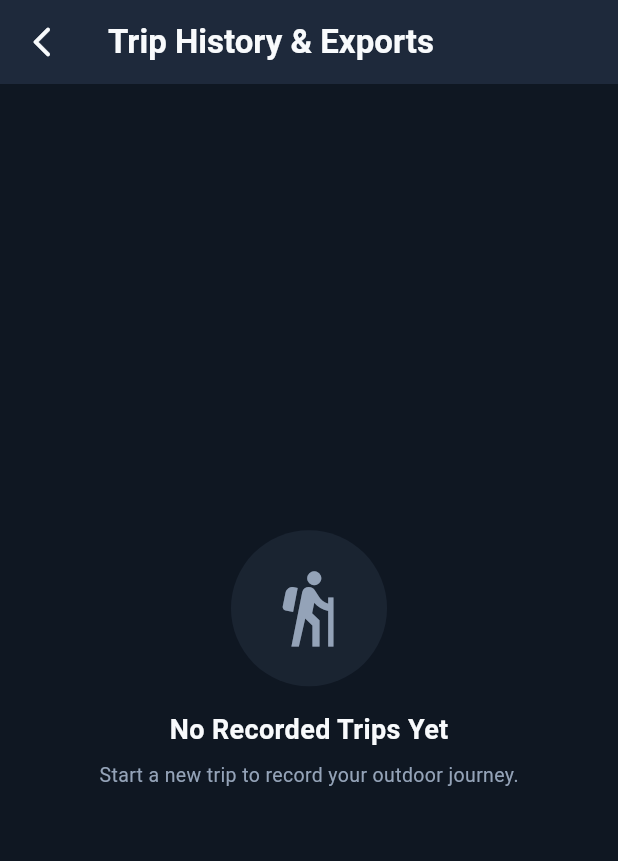
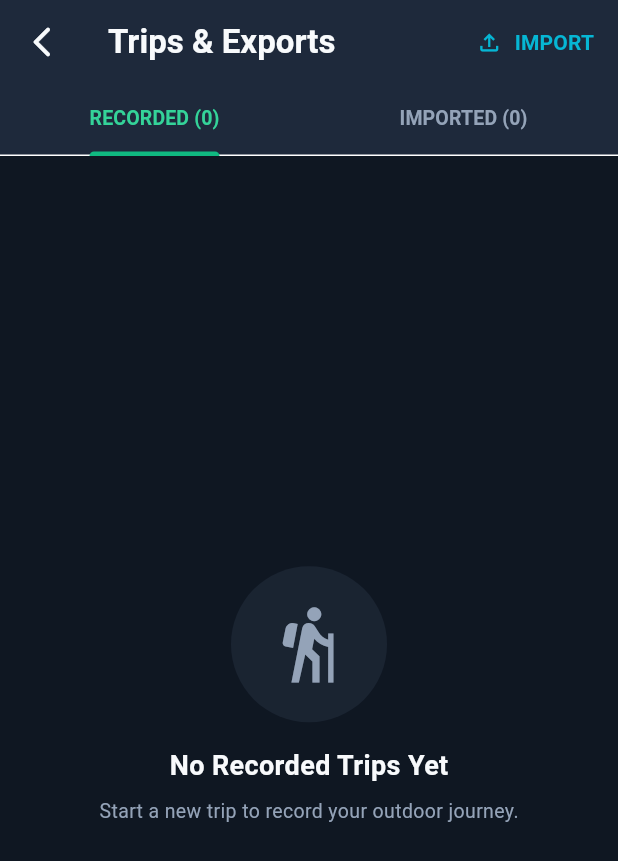
Before and after one commit to wadigzon/zen-gps-tracker, a Flutter app: the screen it shows after launch, after a tap on the "history" icon, on a phone screen of 412 x 824 dp. Shown: the top 861 px of the screen. Run offline on Flutter 3.47's test engine with Material 3 defaults, Android fonts, the light colour scheme and no system bars; our stand-ins replace file_picker, flutter_map, geolocator, latlong2, share_plus, shared_preferences.

Commit message:
Add Imported Trips bucket and KML/GPX file import parser

```diff
--- a/lib/data/services/storage_service.dart
+++ b/lib/data/services/storage_service.dart
@@ -6,15 +6,16 @@ import 'package:share_plus/share_plus.dart';
 import 'package:shared_preferences/shared_preferences.dart';
 import '../../domain/models/trip.dart';
 
-/// Storage service managing trip persistence and KML/GPX file exports/sharing.
+/// Storage service managing recorded & imported trips persistence and KML/GPX exports.
 class StorageService {
   static const String _tripsStorageKey = 'zen_gps_trips_v1';
+  static const String _importedTripsStorageKey = 'zen_imported_trips_v1';
 
-  /// Save trip to persistent storage
+  // --- RECORDED TRIPS BUCKET ---
+
+  /// Save trip to recorded storage bucket
   Future<void> saveTrip(Trip trip) async {
     final trips = await loadAllTrips();
-
-    // Replace if existing, or add to start
     final index = trips.indexWhere((t) => t.id == trip.id);
     if (index >= 0) {
       trips[index] = trip;
@@ -32,27 +33,67 @@ class StorageService {
     try {
       final prefs = await SharedPreferences.getInstance();
       final rawJson = prefs.getString(_tripsStorageKey);
-      if (rawJson == null || rawJson.isEmpty) {
-        return [];
-      }
+      if (rawJson == null || rawJson.isEmpty) return [];
 
       final List<dynamic> jsonList = jsonDecode(rawJson);
       return jsonList.map((j) => Trip.fromJson(j as Map<String, dynamic>)).toList();
     } catch (e) {
-      debugPrint('Error loading trips from storage: $e');
+      debugPrint('Error loading recorded trips: $e');
       return [];
     }
   }
 
-  /// Delete trip by ID
+  /// Delete recorded trip
   Future<void> deleteTrip(String tripId) async {
     final trips = await loadAllTrips();
     trips.removeWhere((t) => t.id == tripId);
-
     final prefs = await SharedPreferences.getInstance();
     final jsonList = trips.map((t) => t.toJson()).toList();
     await prefs.setString(_tripsStorageKey, jsonEncode(jsonList));
   }
+
+  // --- IMPORTED TRIPS BUCKET ---
+
+  /// Save trip to dedicated [Imported Trips] storage bucket
+  Future<void> saveImportedTrip(Trip trip) async {
+    final trips = await loadAllImportedTrips();
+    final index = trips.indexWhere((t) => t.id == trip.id);
+    if (index >= 0) {
+      trips[index] = trip;
+    } else {
+      trips.insert(0, trip);
+    }
+
+    final prefs = await SharedPreferences.getInstance();
+    final jsonList = trips.map((t) => t.toJson()).toList();
+    await prefs.setString(_importedTripsStorageKey, jsonEncode(jsonList));
+  }
+
+  /// Retrieve all imported trips
+  Future<List<Trip>> loadAllImportedTrips() async {
+    try {
+      final prefs = await SharedPreferences.getInstance();
+      final rawJson = prefs.getString(_importedTripsStorageKey);
+      if (rawJson == null || rawJson.isEmpty) return [];
+
+      final List<dynamic> jsonList = jsonDecode(rawJson);
+      return jsonList.map((j) => Trip.fromJson(j as Map<String, dynamic>)).toList();
+    } catch (e) {
+      debugPrint('Error loading imported trips: $e');
+      return [];
+    }
+  }
+
+  /// Delete imported trip
+  Future<void> deleteImportedTrip(String tripId) async {
+    final trips = await loadAllImportedTrips();
+    trips.removeWhere((t) => t.id == tripId);
+    final prefs = await SharedPreferences.getInstance();
+    final jsonList = trips.map((t) => t.toJson()).toList();
+    await prefs.setString(_importedTripsStorageKey, jsonEncode(jsonList));
+  }
+
+  // --- FILE EXPORT & SHARING ---
 
   /// Save KML content to local file and return the file path
   Future<String> saveKmlFile({required String filename, required String kmlContent}) async {
--- a/lib/ui/features/history/trip_history_screen.dart
+++ b/lib/ui/features/history/trip_history_screen.dart
@@ -8,7 +8,7 @@ import '../../view_models/history_view_model.dart';
 import '../../view_models/settings_view_model.dart';
 import 'trip_detail_screen.dart';
 
-/// Screen listing all past recorded trips with search/deletion and KML/GPX export.
+/// Screen listing recorded & imported trips with TabBar navigation & file import.
 class TripHistoryScreen extends StatelessWidget {
   const TripHistoryScreen({super.key});
 
@@ -18,7 +18,9 @@ class TripHistoryScreen extends StatelessWidget {
     final settingsVM = context.watch<SettingsViewModel>();
     final isMetric = settingsVM.isMetric;
 
-    return Scaffold(
+    return DefaultTabController(
+      length: 2,
+      child: Scaffold(
         backgroundColor: ZenColors.background,
         appBar: AppBar(
           backgroundColor: ZenColors.surface,
@@ -28,31 +30,95 @@ class TripHistoryScreen extends StatelessWidget {
             onPressed: () => Navigator.pop(context),
           ),
           title: const Text(
-          'Trip History & Exports',
+            'Trips & Exports',
             style: TextStyle(
               color: ZenColors.textPrimary,
               fontWeight: FontWeight.bold,
             ),
+          ),
+          actions: [
+            // Import File Button
+            TextButton.icon(
+              onPressed: () async {
+                final imported = await historyVM.importFileFromDevice();
+                if (imported != null && context.mounted) {
+                  ScaffoldMessenger.of(context).showSnackBar(
+                    SnackBar(
+                      content: Text('Imported "${imported.title}"!'),
+                      backgroundColor: ZenColors.emeraldPrimary,
+                    ),
+                  );
+                }
+              },
+              icon: const Icon(Icons.file_upload_outlined, color: ZenColors.cyanAccent, size: 18),
+              label: const Text(
+                'IMPORT',
+                style: TextStyle(color: ZenColors.cyanAccent, fontWeight: FontWeight.bold),
+              ),
+            ),
+          ],
+          bottom: TabBar(
+            indicatorColor: ZenColors.emeraldPrimary,
+            labelColor: ZenColors.emeraldLight,
+            unselectedLabelColor: ZenColors.textSecondary,
+            labelStyle: const TextStyle(fontWeight: FontWeight.bold, fontSize: 13),
+            tabs: [
+              Tab(text: 'RECORDED (${historyVM.recordedTrips.length})'),
+              Tab(text: 'IMPORTED (${historyVM.importedTrips.length})'),
+            ],
           ),
         ),
         body: historyVM.isLoading
             ? const Center(
                 child: CircularProgressIndicator(color: ZenColors.emeraldPrimary),
               )
-          : historyVM.trips.isEmpty
-              ? _buildEmptyState()
-              : ListView.builder(
-                  padding: const EdgeInsets.all(16),
-                  itemCount: historyVM.trips.length,
-                  itemBuilder: (context, index) {
-                    final trip = historyVM.trips[index];
-                    return _buildTripCard(context, historyVM, trip, isMetric);
-                  },
+            : TabBarView(
+                children: [
+                  // Tab 1: Recorded Trips
+                  _buildTripList(
+                    context: context,
+                    historyVM: historyVM,
+                    trips: historyVM.recordedTrips,
+                    isMetric: isMetric,
+                    isImportedBucket: false,
+                  ),
+
+                  // Tab 2: Imported Trips
+                  _buildTripList(
+                    context: context,
+                    historyVM: historyVM,
+                    trips: historyVM.importedTrips,
+                    isMetric: isMetric,
+                    isImportedBucket: true,
+                  ),
+                ],
+              ),
       ),
     );
   }
 
-  Widget _buildEmptyState() {
+  Widget _buildTripList({
+    required BuildContext context,
+    required HistoryViewModel historyVM,
+    required List<Trip> trips,
+    required bool isMetric,
+    required bool isImportedBucket,
+  }) {
+    if (trips.isEmpty) {
+      return _buildEmptyState(isImportedBucket, historyVM);
+    }
+
+    return ListView.builder(
+      padding: const EdgeInsets.all(16),
+      itemCount: trips.length,
+      itemBuilder: (context, index) {
+        final trip = trips[index];
+        return _buildTripCard(context, historyVM, trip, isMetric, isImportedBucket);
+      },
+    );
+  }
+
+  Widget _buildEmptyState(bool isImportedBucket, HistoryViewModel historyVM) {
     return Center(
       child: Column(
         mainAxisAlignment: MainAxisAlignment.center,
@@ -60,29 +126,44 @@ class TripHistoryScreen extends StatelessWidget {
           Container(
             padding: const EdgeInsets.all(24),
             decoration: BoxDecoration(
-              color: ZenColors.surfaceLight.withOpacity(0.3),
+              color: ZenColors.surfaceLight.withValues(alpha: 0.3),
               shape: BoxShape.circle,
             ),
-            child: const Icon(
-              Icons.hiking_outlined,
+            child: Icon(
+              isImportedBucket ? Icons.file_download_outlined : Icons.hiking_outlined,
               size: 56,
               color: ZenColors.textSecondary,
             ),
           ),
           const SizedBox(height: 16),
-          const Text(
-            'No Recorded Trips Yet',
-            style: TextStyle(
+          Text(
+            isImportedBucket ? 'No Imported Trips Yet' : 'No Recorded Trips Yet',
+            style: const TextStyle(
               fontSize: 18,
               fontWeight: FontWeight.bold,
               color: ZenColors.textPrimary,
             ),
           ),
           const SizedBox(height: 8),
-          const Text(
-            'Start a new trip to record your outdoor journey.',
-            style: TextStyle(fontSize: 13, color: ZenColors.textSecondary),
+          Text(
+            isImportedBucket
+                ? 'Import standard .kml or .gpx files from your device.'
+                : 'Start a new trip to record your outdoor journey.',
+            style: const TextStyle(fontSize: 13, color: ZenColors.textSecondary),
           ),
+          if (isImportedBucket) ...[
+            const SizedBox(height: 16),
+            ElevatedButton.icon(
+              onPressed: historyVM.importFileFromDevice,
+              icon: const Icon(Icons.file_upload_outlined, size: 18),
+              label: const Text('IMPORT .KML OR .GPX FILE'),
+              style: ElevatedButton.styleFrom(
+                backgroundColor: ZenColors.cyanAccent,
+                foregroundColor: Colors.black,
+                shape: RoundedRectangleBorder(borderRadius: BorderRadius.circular(12)),
+              ),
+            ),
+          ],
         ],
       ),
     );
@@ -93,6 +174,7 @@ class TripHistoryScreen extends StatelessWidget {
     HistoryViewModel historyVM,
     Trip trip,
     bool isMetric,
+    bool isImportedBucket,
   ) {
     final dateFormat = DateFormat('MMM d, yyyy • h:mm a');
     final formattedDate = dateFormat.format(trip.startTime);
@@ -125,6 +207,27 @@ class TripHistoryScreen extends StatelessWidget {
               mainAxisAlignment: MainAxisAlignment.spaceBetween,
               children: [
                 Expanded(
+                  child: Row(
+                    children: [
+                      if (isImportedBucket) ...[
+                        Container(
+                          padding: const EdgeInsets.symmetric(horizontal: 6, vertical: 2),
+                          margin: const EdgeInsets.only(right: 6),
+                          decoration: BoxDecoration(
+                            color: ZenColors.cyanAccent.withValues(alpha: 0.2),
+                            borderRadius: BorderRadius.circular(6),
+                          ),
+                          child: const Text(
+                            'IMPORTED',
+                            style: TextStyle(
+                              fontSize: 9,
+                              fontWeight: FontWeight.bold,
+                              color: ZenColors.cyanAccent,
+                            ),
+                          ),
+                        ),
+                      ],
+                      Expanded(
                         child: Text(
                           trip.title,
                           style: const TextStyle(
@@ -134,6 +237,9 @@ class TripHistoryScreen extends StatelessWidget {
                           ),
                           maxLines: 1,
                           overflow: TextOverflow.ellipsis,
+                        ),
+                      ),
+                    ],
                   ),
                 ),
                 // Export KML Badge Button
@@ -146,7 +252,7 @@ class TripHistoryScreen extends StatelessWidget {
                     } else if (val == 'gpx') {
                       historyVM.exportGpx(trip);
                     } else if (val == 'delete') {
-                      historyVM.deleteTrip(trip.id);
+                      historyVM.deleteTrip(trip.id, isImported: isImportedBucket);
                     }
                   },
                   itemBuilder: (context) => const [
--- a/pubspec.yaml
+++ b/pubspec.yaml
@@ -43,6 +43,7 @@ dependencies:
   shared_preferences: ^2.5.5
   intl: ^0.20.3
   xml: ^7.0.1
+  file_picker: ^12.2.0
 
 dev_dependencies:
   flutter_test:
```
Also changed, not shown: lib/data/services/gpx_parser.dart (added, +85 -0 lines), lib/data/services/kml_parser.dart (added, +101 -0 lines), lib/ui/view_models/history_view_model.dart (+76 -6 lines), pubspec.lock, 3 other files. Lines whose indentation alone changed are shown as unchanged.
